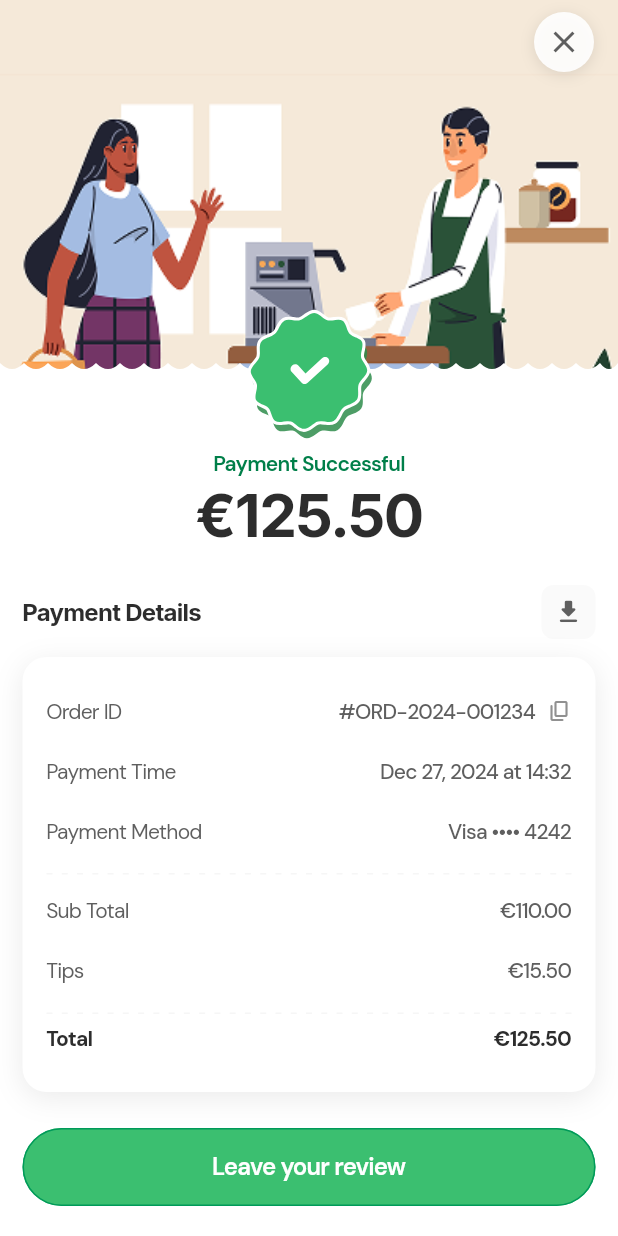
After one commit to PaygooApp/paygoo, a Flutter app: the PaymentResultScreen screen opened directly, on a phone screen of 412 x 824 dp. The commit adds this screen. Run offline on Flutter 3.47's test engine with Material 3 defaults, Android fonts, the light colour scheme and no system bars; our stand-ins replace flutter_svg, google_fonts; missing offline and left inert: sliding_action_button; project files that could hold a hidden picture were left out.

Commit message:
feat(#36): add new screen - Payment success

```diff
--- /dev/null
+++ b/lib/mocks/payment_result_mock.dart
@@ -0,0 +1,29 @@
+import 'package:paygoo/models/payment_result.dart';
+
+/// Mock data for payment results.
+/// This will be replaced with actual API responses in the future.
+class PaymentResultMock {
+  /// A successful payment result mock
+  static const PaymentResult successfulPayment = PaymentResult(
+    orderId: '#ORD-2024-001234',
+    paymentTime: 'Dec 27, 2024 at 14:32',
+    paymentMethod: 'Visa •••• 4242',
+    subtotal: 110.00,
+    tips: 15.50,
+    total: 125.50,
+    isSuccessful: true,
+    currencySymbol: '€',
+  );
+
+  /// A failed payment result mock
+  static const PaymentResult failedPayment = PaymentResult(
+    orderId: '#ORD-2024-001235',
+    paymentTime: 'Dec 27, 2024 at 14:45',
+    paymentMethod: 'Visa •••• 4242',
+    subtotal: 85.00,
+    tips: 10.00,
+    total: 95.00,
+    isSuccessful: false,
+    currencySymbol: '€',
+  );
+}
--- /dev/null
+++ b/lib/models/payment_result.dart
@@ -0,0 +1,37 @@
+/// Model representing a payment result from the API.
+class PaymentResult {
+  /// The order ID
+  final String orderId;
+
+  /// The payment time formatted string
+  final String paymentTime;
+
+  /// The payment method display string
+  final String paymentMethod;
+
+  /// The subtotal amount before tips
+  final double subtotal;
+
+  /// The tips amount
+  final double tips;
+
+  /// The total amount (subtotal + tips)
+  final double total;
+
+  /// Whether the payment was successful
+  final bool isSuccessful;
+
+  /// Currency symbol
+  final String currencySymbol;
+
+  const PaymentResult({
+    required this.orderId,
+    required this.paymentTime,
+    required this.paymentMethod,
+    required this.subtotal,
+    required this.tips,
+    required this.total,
+    this.isSuccessful = true,
+    this.currencySymbol = '€',
+  });
+}
--- a/lib/screens/home_screen.dart
+++ b/lib/screens/home_screen.dart
@@ -11,7 +11,9 @@ import 'package:paygoo/components/wrappers/overscroll_container.dart';
 import 'package:paygoo/components/wrappers/payment_methods_card.dart';
 import 'package:paygoo/components/wrappers/sticky_venue_header.dart';
 import 'package:paygoo/mocks/order_items_mock.dart';
+import 'package:paygoo/mocks/payment_result_mock.dart';
 import 'package:paygoo/models/order_item.dart';
+import 'package:paygoo/screens/payment_result_screen.dart';
 import 'package:paygoo/tokens/token_primitive_mode1.dart';
 import 'package:paygoo/utils/order_calculator.dart';
 
@@ -304,10 +306,26 @@ class _HomeScreenState extends State<HomeScreen> {
                           SizedBox(height: 16),
                           const PaymentMethodsCard(),
                           SizedBox(height: 24),
-                          // Test button for InfoBottomModal
+                          // Test buttons
                           ElevatedButton(
                             onPressed: _showInfoModal,
                             child: Text('Test Info Modal'),
+                          ),
+                          const SizedBox(height: 12),
+                          ElevatedButton(
+                            onPressed: () => Navigator.of(context).push(
+                              MaterialPageRoute(
+                                builder: (_) => PaymentResultScreen(
+                                  config: PaymentResultConfig(
+                                    iconAsset: 'assets/Icon-Successful.svg',
+                                    title: 'Payment Successful',
+                                    paymentResult:
+                                        PaymentResultMock.successfulPayment,
+                                  ),
+                                ),
+                              ),
+                            ),
+                            child: const Text('Test Payment Success'),
                           ),
                           SizedBox(height: 30),
                         ],
--- /dev/null
+++ b/lib/screens/payment_result_screen.dart
@@ -0,0 +1,447 @@
+import 'package:flutter/material.dart';
+import 'package:flutter/services.dart';
+import 'package:flutter_svg/svg.dart';
+import 'package:paygoo/components/atoms/app_button.dart';
+import 'package:paygoo/models/payment_result.dart';
+import 'package:paygoo/tokens/token_primitive_mode1.dart';
+
+/// Configuration for the payment result screen
+class PaymentResultConfig {
+  final String iconAsset;
+  final bool isIconSvg;
+  final String title;
+  final Widget? subtitle;
+
+  // Payment result data (from API)
+  final PaymentResult paymentResult;
+
+  const PaymentResultConfig({
+    required this.iconAsset,
+    this.isIconSvg = true,
+    required this.title,
+    required this.paymentResult,
+    this.subtitle,
+  });
+
+  // Convenience getters to access payment result data
+  String get currencySymbol => paymentResult.currencySymbol;
+  double get amount => paymentResult.total;
+  String get orderId => paymentResult.orderId;
+  String get paymentTime => paymentResult.paymentTime;
+  String get paymentMethod => paymentResult.paymentMethod;
+  double get subtotal => paymentResult.subtotal;
+  double get tips => paymentResult.tips;
+  double get total => paymentResult.total;
+}
+
+/// A full-page screen displaying payment result (success/failure)
+class PaymentResultScreen extends StatelessWidget {
+  /// Configuration for the screen content
+  final PaymentResultConfig config;
+
+  /// Header cover image asset path
+  final String headerImageAsset;
+
+  /// Callback when close button is tapped
+  final VoidCallback? onClose;
+
+  /// Optional additional content below the amount
+  final Widget? additionalContent;
+
+  /// Size of the status icon
+  final double iconSize;
+
+  /// How much the icon overlaps the header image
+  final double iconOverlap;
+
+  const PaymentResultScreen({
+    super.key,
+    required this.config,
+    this.headerImageAsset = 'assets/header_payment.png',
+    this.onClose,
+    this.additionalContent,
+    this.iconSize = 90,
+    this.iconOverlap = 45,
+  });
+
+  // Payment details are always shown when we have a paymentResult
+  bool get _hasPaymentDetails => true;
+
+  @override
+  Widget build(BuildContext context) {
+    final topPadding = MediaQuery.of(context).padding.top;
+
+    return Scaffold(
+      backgroundColor: TokenPrimitiveMode1.basewhite,
+      body: Column(
+        children: [
+          // Header with cover image and overlapping icon
+          _buildHeader(context, topPadding),
+          // Fixed content (icon space, title, amount)
+          Padding(
+            padding: const EdgeInsets.symmetric(horizontal: 15),
+            child: Column(
+              children: [
+                // Space for overlapping icon + 16px gap
+                SizedBox(height: iconOverlap + 6),
+                // Title
+                Text(
+                  config.title,
+                  style: const TextStyle(
+                    fontSize: 14,
+                    fontWeight: FontWeight.w600,
+                    color: TokenPrimitiveMode1.accentsuccess600,
+                  ),
+                  textAlign: TextAlign.center,
+                ),
+                // Subtitle (optional)
+                if (config.subtitle != null) ...[
+                  const SizedBox(height: 12),
+                  config.subtitle!,
+                ],
+                const SizedBox(height: 4),
+                // Amount
+                Text(
+                  '${config.currencySymbol}${config.amount.toStringAsFixed(2)}',
+                  style: Theme.of(context).textTheme.headlineLarge?.copyWith(
+                    fontSize: 40,
+                    fontWeight: FontWeight.w700,
+                    letterSpacing: -1,
+                  ),
+                  textAlign: TextAlign.center,
+                ),
+              ],
+            ),
+          ),
+          // Scrollable content (Payment Details, buttons, etc.)
+          Expanded(
+            child: SingleChildScrollView(
+              padding: const EdgeInsets.symmetric(horizontal: 15),
+              child: Column(
+                children: [
+                  // Payment Details section
+                  if (_hasPaymentDetails) ...[
+                    const SizedBox(height: 24),
+                    _buildPaymentDetailsSection(context),
+                  ],
+                  // Action buttons
+                  const SizedBox(height: 24),
+                  _buildActionButtons(context),
+                  // Additional content
+                  if (additionalContent != null) ...[
+                    const SizedBox(height: 24),
+                    additionalContent!,
+                  ],
+                  const SizedBox(height: 24),
+                ],
+              ),
+            ),
+          ),
+        ],
+      ),
+    );
+  }
+
+  Widget _buildHeader(BuildContext context, double topPadding) {
+    return Stack(
+      clipBehavior: Clip.none,
+      children: [
+        // Cover image with wave bottom edge
+        ClipPath(
+          clipper: _BottomWaveClipper(),
+          child: SizedBox(
+            height: 250,
+            width: double.infinity,
+            child: Image.asset(
+              headerImageAsset,
+              fit: BoxFit.cover,
+              alignment: Alignment.topCenter,
+            ),
+          ),
+        ),
+        // Close button
+        Positioned(
+          top: topPadding + 8,
+          right: 16,
+          child: _buildCloseButton(context),
+        ),
+        // Overlapping icon
+        Positioned(
+          left: 0,
+          right: 0,
+          bottom: -iconOverlap,
+          child: Center(child: _buildIcon()),
+        ),
+      ],
+    );
+  }
+
+  Widget _buildCloseButton(BuildContext context) {
+    return GestureDetector(
+      onTap: onClose ?? () => Navigator.of(context).pop(),
+      child: Container(
+        width: 40,
+        height: 40,
+        decoration: BoxDecoration(
+          color: TokenPrimitiveMode1.basewhite.withValues(alpha: 0.9),
+          shape: BoxShape.circle,
+          boxShadow: [
+            BoxShadow(
+              color: Colors.black.withValues(alpha: 0.1),
+              blurRadius: 8,
+              offset: const Offset(0, 2),
+            ),
+          ],
+        ),
+        child: const Icon(
+          Icons.close,
+          size: 24,
+          color: TokenPrimitiveMode1.gray700,
+        ),
+      ),
+    );
+  }
+
+  Widget _buildIcon() {
+    return SizedBox(
+      width: iconSize,
+      height: iconSize,
+      child: config.isIconSvg
+          ? SvgPicture.asset(config.iconAsset)
+          : Image.asset(config.iconAsset),
+    );
+  }
+
+  Widget _buildPaymentDetailsSection(BuildContext context) {
+    return Column(
+      crossAxisAlignment: CrossAxisAlignment.start,
+      children: [
+        // Section title with download icon
+        Row(
+          mainAxisAlignment: MainAxisAlignment.spaceBetween,
+          children: [
+            Text(
+              'Payment Details',
+              style: TextStyle(
+                fontFamily: 'Inter',
+                fontSize: 16,
+                fontWeight: FontWeight.w700,
+                letterSpacing: -0.48, // -3% of 16px
+                color: TokenPrimitiveMode1.gray900,
+              ),
+            ),
+            // Download receipt icon button
+            GestureDetector(
+              onTap: () {
+                // TODO: Handle download receipt
+              },
+              child: Container(
+                width: 36,
+                height: 36,
+                decoration: BoxDecoration(
+                  color: TokenPrimitiveMode1.gray50,
+                  borderRadius: BorderRadius.circular(8),
+                ),
+                child: Icon(
+                  Icons.download_rounded,
+                  size: 20,
+                  color: TokenPrimitiveMode1.gray700,
+                ),
+              ),
+            ),
+          ],
+        ),
+        const SizedBox(height: 12),
+        // Card with details
+        Container(
+          width: double.infinity,
+          padding: const EdgeInsets.all(16),
+          decoration: BoxDecoration(
+            color: TokenPrimitiveMode1.basewhite,
+            borderRadius: BorderRadius.circular(16),
+            boxShadow: [
+              BoxShadow(
+                color: Colors.black.withValues(alpha: 0.08),
+                blurRadius: 16,
+                offset: const Offset(0, 4),
+              ),
+            ],
+          ),
+          child: Column(
+            children: [
+              _buildDetailRow(
+                context,
+                'Order ID',
+                config.orderId,
+                copyable: true,
+              ),
+              _buildDetailRow(context, 'Payment Time', config.paymentTime),
+              _buildDetailRow(context, 'Payment Method', config.paymentMethod),
+              // Dotted separator between payment method and subtotal
+              const SizedBox(height: 8),
+              _buildDottedSeparator(),
+              _buildDetailRow(
+                context,
+                'Sub Total',
+                '${config.currencySymbol}${config.subtotal.toStringAsFixed(2)}',
+                topPadding: 16,
+              ),
+              _buildDetailRow(
+                context,
+                'Tips',
+                '${config.currencySymbol}${config.tips.toStringAsFixed(2)}',
+              ),
+              // Dotted separator between tips and total
+              const SizedBox(height: 8),
+              _buildDottedSeparator(),
+              _buildDetailRow(
+                context,
+                'Total',
+                '${config.currencySymbol}${config.total.toStringAsFixed(2)}',
+                isEmphasized: true,
+                topPadding: 8,
+              ),
+            ],
+          ),
+        ),
+      ],
+    );
+  }
+
+  Widget _buildActionButtons(BuildContext context) {
+    return AppButton(
+      text: 'Leave your review',
+      onPressed: () {
+        // TODO: Handle leave review
+      },
+      fullWidth: true,
+    );
+  }
+
+  Widget _buildDetailRow(
+    BuildContext context,
+    String label,
+    String value, {
+    bool isEmphasized = false,
+    double? topPadding,
+    bool copyable = false,
+  }) {
+    return Padding(
+      padding: EdgeInsets.only(top: topPadding ?? 12, bottom: 12),
+      child: Row(
+        mainAxisAlignment: MainAxisAlignment.spaceBetween,
+        children: [
+          Text(
+            label,
+            style: TextStyle(
+              fontSize: 14,
+              fontWeight: isEmphasized ? FontWeight.w700 : FontWeight.w400,
+              color: isEmphasized
+                  ? TokenPrimitiveMode1.gray900
+                  : TokenPrimitiveMode1.gray700,
+            ),
+          ),
+          Row(
+            mainAxisSize: MainAxisSize.min,
+            children: [
+              Text(
+                value,
+                style: TextStyle(
+                  fontSize: 14,
+                  fontWeight: isEmphasized ? FontWeight.w700 : FontWeight.w500,
+                  color: isEmphasized
+                      ? TokenPrimitiveMode1.gray900
+                      : TokenPrimitiveMode1.gray700,
+                ),
+              ),
+              if (copyable) ...[
+                const SizedBox(width: 8),
+                GestureDetector(
+                  onTap: () {
+                    Clipboard.setData(ClipboardData(text: value));
+                    ScaffoldMessenger.of(context).showSnackBar(
+                      SnackBar(
+                        content: Text('Copied to clipboard'),
+                        duration: Duration(seconds: 2),
+                      ),
+                    );
+                  },
+                  child: Icon(
+                    Icons.copy_rounded,
+                    size: 16,
+                    color: TokenPrimitiveMode1.gray500,
+                  ),
+                ),
+              ],
+            ],
+          ),
+        ],
+      ),
+    );
+  }
+
+  Widget _buildDottedSeparator() {
+    return LayoutBuilder(
+      builder: (context, constraints) {
+        const dashWidth = 4.0;
+        const dashSpace = 6.0;
+        final dashCount = (constraints.maxWidth / (dashWidth + dashSpace))
+            .floor();
+        return Row(
+          mainAxisAlignment: MainAxisAlignment.spaceBetween,
+          children: List.generate(dashCount, (_) {
+            return SizedBox(
+              width: dashWidth,
+              height: 1,
+              child: DecoratedBox(
+                decoration: BoxDecoration(color: TokenPrimitiveMode1.gray100),
+              ),
+            );
+          }),
+        );
+      },
+    );
+  }
+}
+
+/// Custom clipper that creates a wave pattern on the bottom edge only
+class _BottomWaveClipper extends CustomClipper<Path> {
+  final double waveHeight;
+  final double waveWidth;
+
+  _BottomWaveClipper({this.waveHeight = 8, this.waveWidth = 16});
+
+  @override
+  Path getClip(Size size) {
+    final path = Path();
+    final waveCount = (size.width / waveWidth).ceil();
+
+    // Start at top-left
+    path.moveTo(0, 0);
+
+    // Top edge
+    path.lineTo(size.width, 0);
+
+    // Right edge down to wave area
+    path.lineTo(size.width, size.height - waveHeight);
+
+    // Bottom wavy edge - scalloped pattern (right to left)
+    for (int i = waveCount - 1; i >= 0; i--) {
+      final endX = i * waveWidth;
+      final startX = ((i + 1) * waveWidth).clamp(0.0, size.width);
+      final midX = (startX + endX) / 2;
+
+      // Draw arc downward
+      path.quadraticBezierTo(midX, size.height, endX, size.height - waveHeight);
+    }
+
+    // Left edge back to top
+    path.lineTo(0, 0);
+    path.close();
+
+    return path;
+  }
+
+  @override
+  bool shouldReclip(covariant CustomClipper<Path> oldClipper) => false;
+}
```
Also changed, not shown: assets/Icon-Successful.svg (added), assets/header_payment.png (added).
